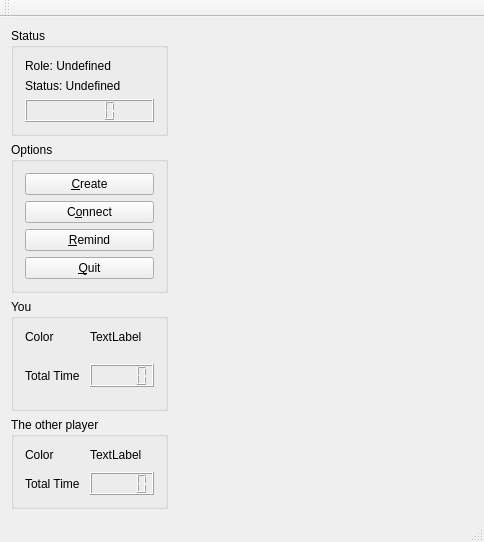
Old version of the form mainwindow.ui in the repository Lucinda-Aemilia/Gomoku.
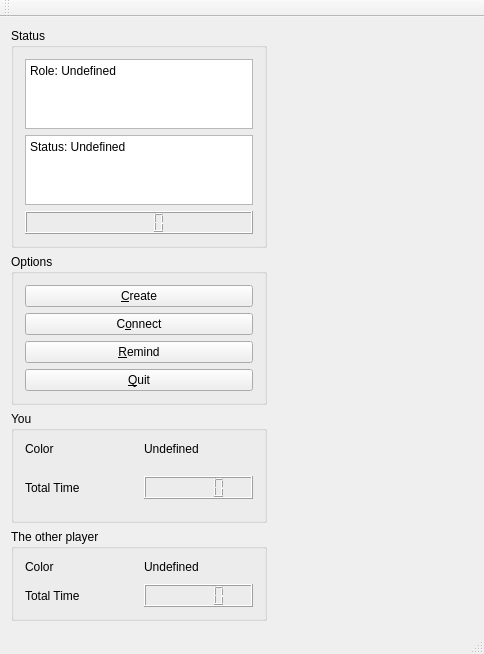
New version of the form. Custom widgets are drawn as their Qt base class.

The edit to the form file:
```diff
--- a/mainwindow.ui
+++ b/mainwindow.ui
@@ -19,20 +19,50 @@
      <layout class="QVBoxLayout" name="verticalLayout_3">
       <item>
        <widget class="QGroupBox" name="groupBox_4">
+        <property name="minimumSize">
+         <size>
+          <width>0</width>
+          <height>0</height>
+         </size>
+        </property>
+        <property name="maximumSize">
+         <size>
+          <width>16777215</width>
+          <height>16777215</height>
+         </size>
+        </property>
         <property name="title">
          <string>Status</string>
         </property>
         <layout class="QVBoxLayout" name="verticalLayout_2">
          <item>
-          <widget class="QLabel" name="roleLabel">
-           <property name="text">
+          <widget class="QPlainTextEdit" name="roleTextEdit">
+           <property name="sizePolicy">
+            <sizepolicy hsizetype="Preferred" vsizetype="Expanding">
+             <horstretch>0</horstretch>
+             <verstretch>0</verstretch>
+            </sizepolicy>
+           </property>
+           <property name="readOnly">
+            <bool>true</bool>
+           </property>
+           <property name="plainText">
             <string>Role: Undefined</string>
            </property>
           </widget>
          </item>
          <item>
-          <widget class="QLabel" name="statusLabel">
-           <property name="text">
+          <widget class="QPlainTextEdit" name="statusTextEdit">
+           <property name="sizePolicy">
+            <sizepolicy hsizetype="Preferred" vsizetype="Expanding">
+             <horstretch>0</horstretch>
+             <verstretch>0</verstretch>
+            </sizepolicy>
+           </property>
+           <property name="readOnly">
+            <bool>true</bool>
+           </property>
+           <property name="plainText">
             <string>Status: Undefined</string>
            </property>
           </widget>
@@ -106,7 +136,7 @@
          <item row="0" column="1">
           <widget class="QLabel" name="meColorLabel">
            <property name="text">
-            <string>TextLabel</string>
+            <string>Undefined</string>
            </property>
           </widget>
          </item>
@@ -135,7 +165,7 @@
          <item row="0" column="1">
           <widget class="QLabel" name="otherColorLabel">
            <property name="text">
-            <string>TextLabel</string>
+            <string>Undefined</string>
            </property>
           </widget>
          </item>
```
